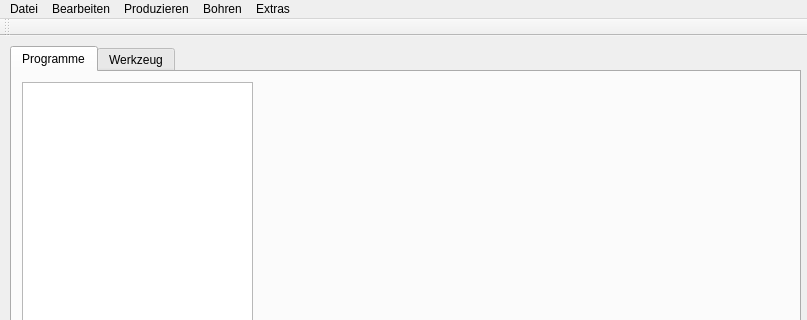
This is mainwindow.ui in TischlerWilly/iwop as Qt 5 draws it before an edit; both pictures show x 0 to 807 and y 0 to 320 of the 807 by 618 pixel window. The edited form follows.
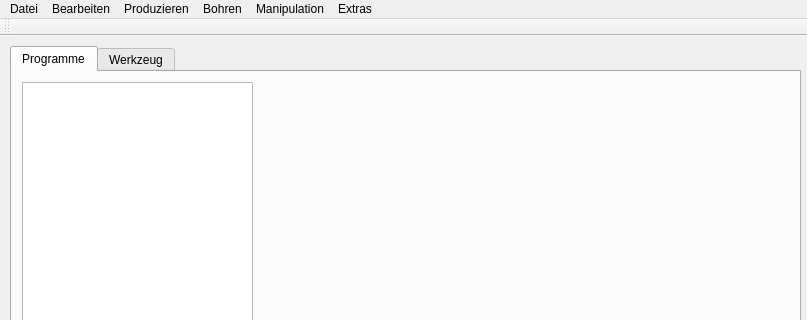
This is the edited form.

```diff
--- a/mainwindow.ui
+++ b/mainwindow.ui
@@ -134,10 +134,17 @@
     </property>
     <addaction name="actionMakeBohren_Durchmesser"/>
    </widget>
+   <widget class="QMenu" name="menuManipulation">
+    <property name="title">
+     <string>Manipulation</string>
+    </property>
+    <addaction name="actionMakeSpiegeln"/>
+   </widget>
    <addaction name="menuDatei"/>
    <addaction name="menuBearbeiten"/>
    <addaction name="menuProduzieren"/>
    <addaction name="menuBohren"/>
+   <addaction name="menuManipulation"/>
    <addaction name="menuExtras"/>
   </widget>
   <widget class="QToolBar" name="mainToolBar">
```
Left out of the diff: 5 changed lines with no effect on the pictures.
